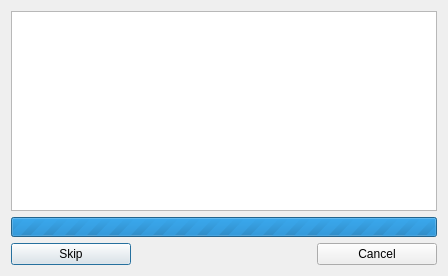
The window that forms/judgingdialog.ui (Project-LemonLime/Project_LemonLime) describes before a commit, drawn with Qt 5.
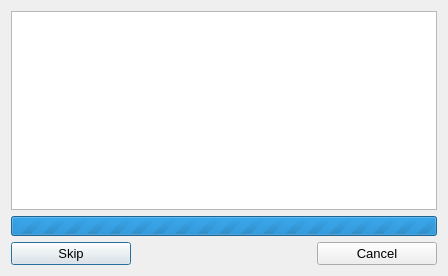
The same window after the commit. Icons and pictures are not drawn.

Patch:
```diff
--- a/forms/judgingdialog.ui
+++ b/forms/judgingdialog.ui
@@ -42,7 +42,7 @@
        </property>
        <property name="font">
         <font>
-         <family>Sans Serif</family>
+         <pointsize>10</pointsize>
          <weight>75</weight>
          <bold>true</bold>
          <kerning>true</kerning>
@@ -91,6 +91,7 @@
        </property>
        <property name="font">
         <font>
+         <pointsize>10</pointsize>
          <weight>50</weight>
          <bold>false</bold>
         </font>
@@ -131,6 +132,11 @@
          <height>0</height>
         </size>
        </property>
+       <property name="font">
+        <font>
+         <pointsize>10</pointsize>
+        </font>
+       </property>
        <property name="text">
         <string>Cancel</string>
        </property>
```
